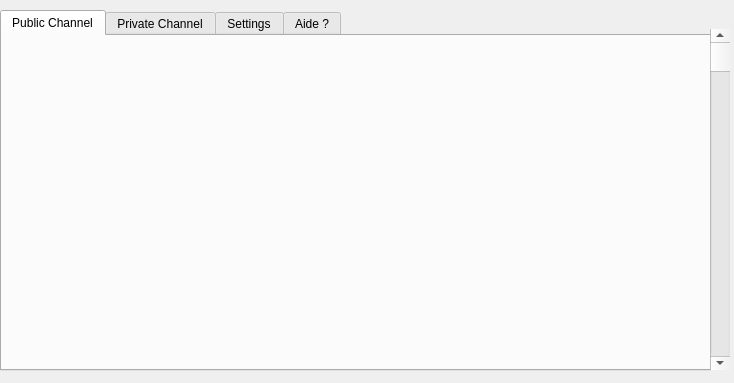
Qt form ChatIRC/listchannel.ui (Phoenix63/IRC-like) before a commit.
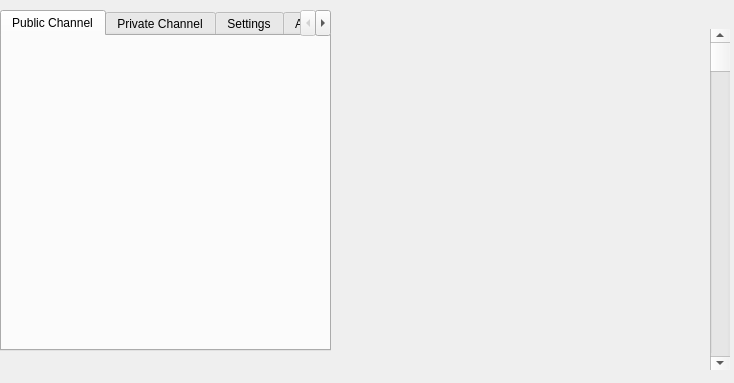
The same form after that commit.

```diff
--- a/ChatIRC/listchannel.ui
+++ b/ChatIRC/listchannel.ui
@@ -18,8 +18,8 @@
     <rect>
      <x>0</x>
      <y>10</y>
-     <width>711</width>
-     <height>361</height>
+     <width>331</width>
+     <height>341</height>
     </rect>
    </property>
    <property name="contextMenuPolicy">
@@ -85,6 +85,17 @@
     <enum>Qt::Vertical</enum>
    </property>
   </widget>
+  <widget class="QWidget" name="verticalLayoutWidget">
+   <property name="geometry">
+    <rect>
+     <x>340</x>
+     <y>30</y>
+     <width>160</width>
+     <height>321</height>
+    </rect>
+   </property>
+   <layout class="QVBoxLayout" name="verticalLayout"/>
+  </widget>
  </widget>
  <resources/>
  <connections/>
```
